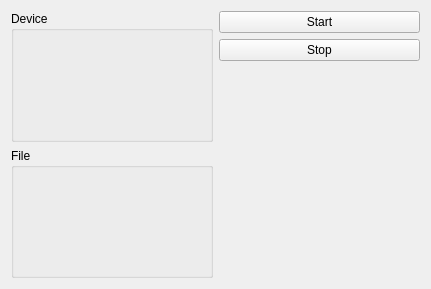
Before: the Qt Designer form src/gui/playbackview.ui in stu-inc/DataCapture, drawn with Qt 5.
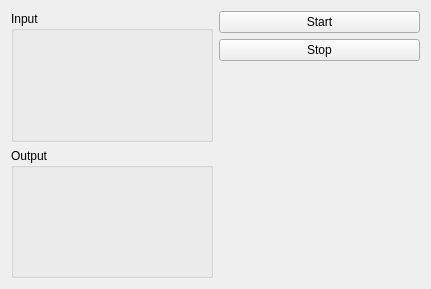
After: the same form once the commit is applied. Custom widgets are drawn as their Qt base class.

The edit to the form file:
```diff
--- a/src/gui/playbackview.ui
+++ b/src/gui/playbackview.ui
@@ -19,25 +19,25 @@
      <item>
       <layout class="QVBoxLayout" name="verticalLayout_2">
        <item>
-        <widget class="QGroupBox" name="groupBoxDevice">
+        <widget class="QGroupBox" name="groupBoxFile">
          <property name="title">
-          <string>Device</string>
+          <string>Input</string>
          </property>
-         <layout class="QGridLayout" name="gridLayout_3">
+         <layout class="QGridLayout" name="gridLayout_4">
           <item row="0" column="0">
-           <widget class="SerialDeviceView" name="widgetSerialDevice" native="true"/>
+           <widget class="PlaybackFileView" name="widgetPlaybackFile" native="true"/>
           </item>
          </layout>
         </widget>
        </item>
        <item>
-        <widget class="QGroupBox" name="groupBoxFile">
+        <widget class="QGroupBox" name="groupBoxDevice">
          <property name="title">
-          <string>File</string>
+          <string>Output</string>
          </property>
-         <layout class="QGridLayout" name="gridLayout_4">
+         <layout class="QGridLayout" name="gridLayout_3">
           <item row="0" column="0">
-           <widget class="PlaybackFileView" name="widgetPlaybackFile" native="true"/>
+           <widget class="SerialDeviceView" name="widgetSerialDevice" native="true"/>
           </item>
          </layout>
         </widget>
```
